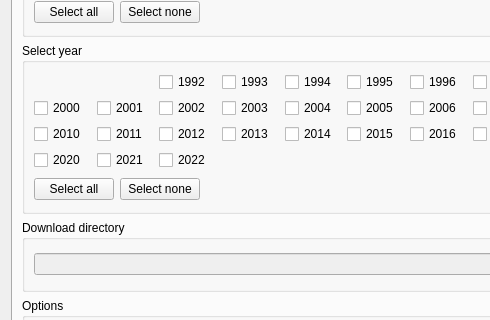
Above: trunk/Forms/DownloadManagerDialog/downloadmanagerdialog.ui from pangaea-data-publisher/BSRN_Toolbox before the change; both pictures show x 0 to 490 and y 435 to 755 of the 689 by 855 pixel window. Below: the same form after it.
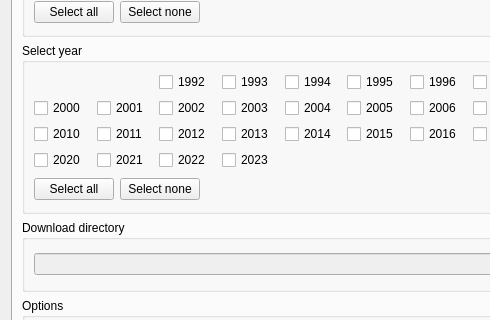
That is the form after the change.

Patch:
```diff
--- a/trunk/Forms/DownloadManagerDialog/downloadmanagerdialog.ui
+++ b/trunk/Forms/DownloadManagerDialog/downloadmanagerdialog.ui
@@ -1008,6 +1008,13 @@
               </property>
              </widget>
             </item>
+            <item row="3" column="3">
+             <widget class="QCheckBox" name="Year2023_checkBox">
+              <property name="text">
+               <string>2023</string>
+              </property>
+             </widget>
+            </item>
            </layout>
           </item>
           <item row="1" column="0">
```
